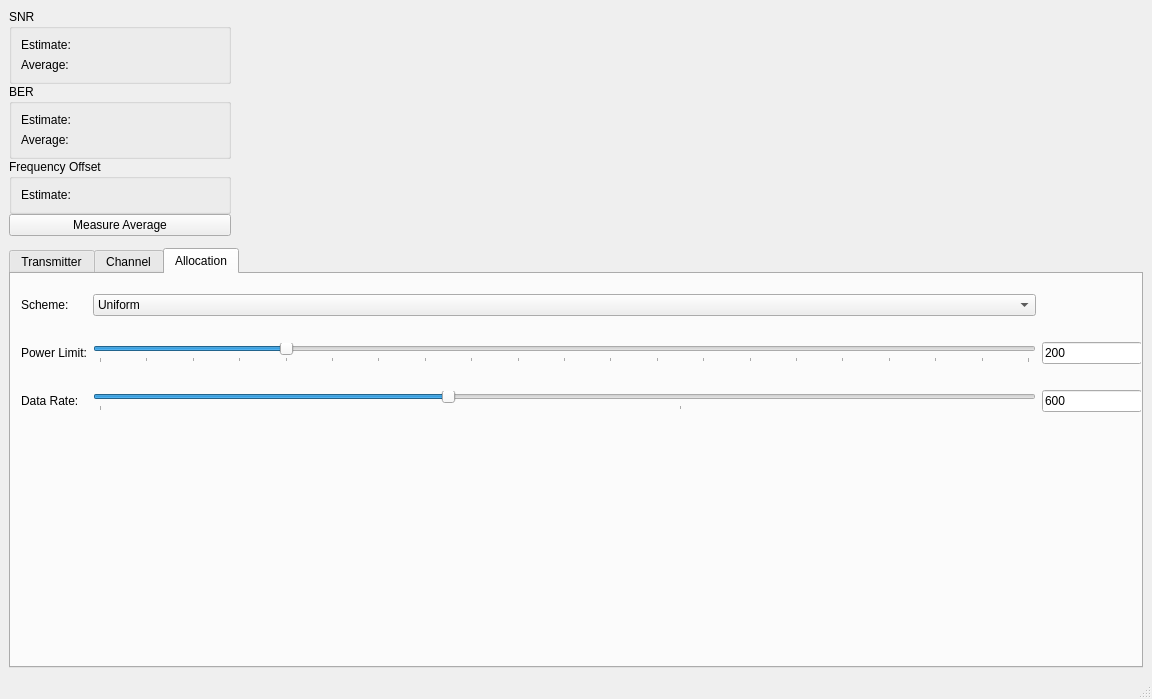
First picture: the form in apps/gui/ofdm_rx_gui_window.ui, repository rwth-ti/gr-ofdm, before the edit.
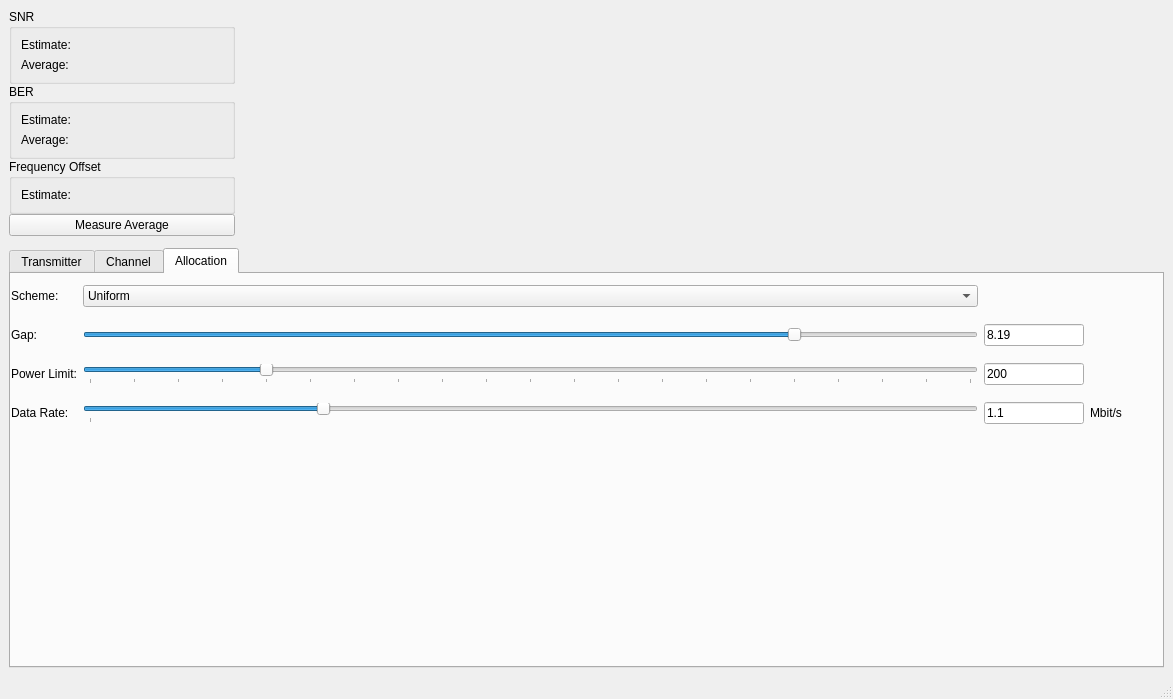
Second picture: the form after the edit. Custom widgets are drawn as their Qt base class.

Commit message: Add Gap-Slider to Gui.

```diff
--- a/apps/gui/ofdm_rx_gui_window.ui
+++ b/apps/gui/ofdm_rx_gui_window.ui
@@ -6,7 +6,7 @@
    <rect>
     <x>0</x>
     <y>0</y>
-    <width>1152</width>
+    <width>1173</width>
     <height>699</height>
    </rect>
   </property>
@@ -525,13 +525,26 @@
        <widget class="QWidget" name="widget" native="true">
         <property name="geometry">
          <rect>
-          <x>10</x>
+          <x>0</x>
           <y>0</y>
-          <width>1121</width>
+          <width>1111</width>
           <height>161</height>
          </rect>
         </property>
         <layout class="QGridLayout" name="gridLayout_3">
+         <item row="2" column="2">
+          <widget class="QLineEdit" name="lineEditPowerLimit">
+           <property name="maximumSize">
+            <size>
+             <width>100</width>
+             <height>16777215</height>
+            </size>
+           </property>
+           <property name="text">
+            <string>200</string>
+           </property>
+          </widget>
+         </item>
          <item row="0" column="1">
           <widget class="QComboBox" name="comboBoxScheme">
            <item>
@@ -551,22 +564,22 @@
            </item>
           </widget>
          </item>
-         <item row="2" column="1">
+         <item row="3" column="1">
           <widget class="QSlider" name="horizontalSliderDataRate">
            <property name="maximum">
-            <number>1600</number>
+            <number>450</number>
            </property>
            <property name="singleStep">
             <number>10</number>
            </property>
            <property name="pageStep">
-            <number>10</number>
+            <number>5</number>
            </property>
            <property name="value">
-            <number>600</number>
+            <number>119</number>
            </property>
            <property name="sliderPosition">
-            <number>600</number>
+            <number>119</number>
            </property>
            <property name="orientation">
             <enum>Qt::Horizontal</enum>
@@ -579,27 +592,14 @@
            </property>
           </widget>
          </item>
-         <item row="1" column="0">
+         <item row="2" column="0">
           <widget class="QLabel" name="label_5">
            <property name="text">
             <string>Power Limit:</string>
            </property>
           </widget>
          </item>
-         <item row="1" column="2">
-          <widget class="QLineEdit" name="lineEditPowerLimit">
-           <property name="maximumSize">
-            <size>
-             <width>100</width>
-             <height>16777215</height>
-            </size>
-           </property>
-           <property name="text">
-            <string>200</string>
-           </property>
-          </widget>
-         </item>
-         <item row="2" column="2">
+         <item row="3" column="2">
           <widget class="QLineEdit" name="lineEditDataRate">
            <property name="maximumSize">
             <size>
@@ -608,11 +608,11 @@
             </size>
            </property>
            <property name="text">
-            <string>600</string>
+            <string>1.1</string>
            </property>
           </widget>
          </item>
-         <item row="2" column="0">
+         <item row="3" column="0">
           <widget class="QLabel" name="label_15">
            <property name="text">
             <string>Data Rate:</string>
@@ -626,7 +626,7 @@
            </property>
           </widget>
          </item>
-         <item row="1" column="1">
+         <item row="2" column="1">
           <widget class="QSlider" name="horizontalSliderPowerLimit">
            <property name="minimum">
             <number>0</number>
@@ -651,6 +651,59 @@
            </property>
           </widget>
          </item>
+         <item row="1" column="0">
+          <widget class="QLabel" name="label_6">
+           <property name="text">
+            <string>Gap:</string>
+           </property>
+          </widget>
+         </item>
+         <item row="1" column="1">
+          <widget class="QSlider" name="horizontalSliderGap">
+           <property name="minimum">
+            <number>10000</number>
+           </property>
+           <property name="maximum">
+            <number>200000</number>
+           </property>
+           <property name="value">
+            <number>81954</number>
+           </property>
+           <property name="orientation">
+            <enum>Qt::Horizontal</enum>
+           </property>
+          </widget>
+         </item>
+         <item row="1" column="3">
+          <widget class="QLabel" name="label_8">
+           <property name="text">
+            <string/>
+           </property>
+          </widget>
+         </item>
+         <item row="3" column="3">
+          <widget class="QLabel" name="label_14">
+           <property name="text">
+            <string>Mbit/s</string>
+           </property>
+          </widget>
+         </item>
+         <item row="1" column="2">
+          <widget class="QLineEdit" name="lineEditGap">
+           <property name="maximumSize">
+            <size>
+             <width>100</width>
+             <height>16777215</height>
+            </size>
+           </property>
+           <property name="text">
+            <string>8.19</string>
+           </property>
+           <property name="placeholderText">
+            <string/>
+           </property>
+          </widget>
+         </item>
         </layout>
        </widget>
       </widget>
```
Left out of the diff: 4 changed lines with no effect on the pictures. The commit also changes 10 other files.
